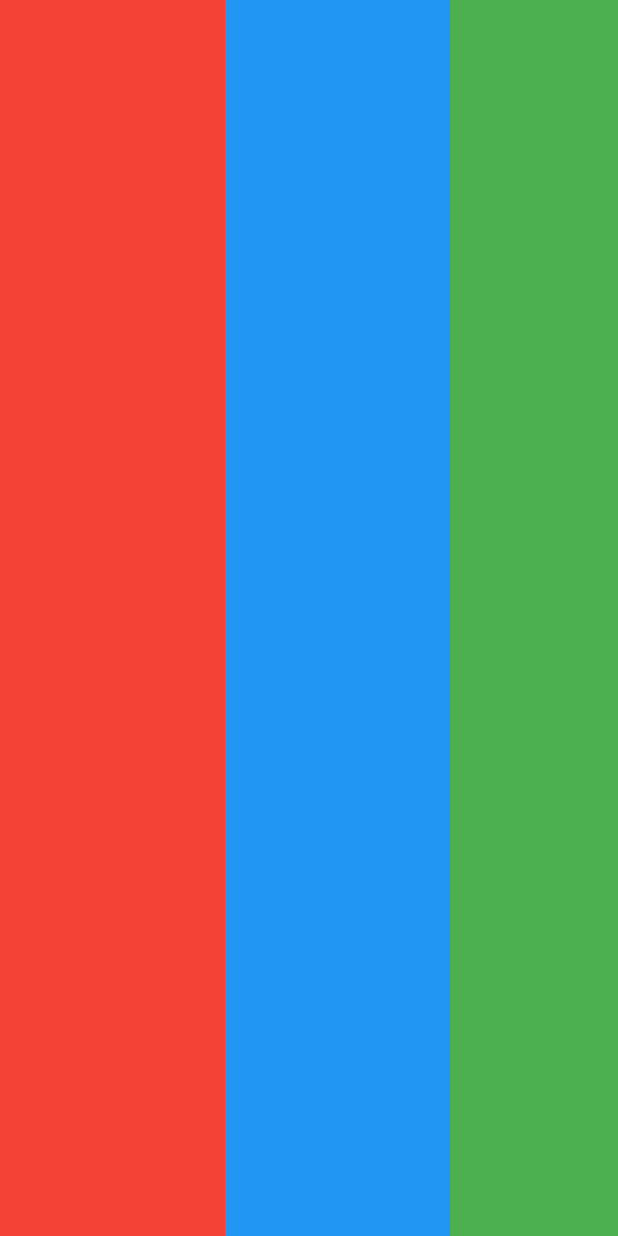
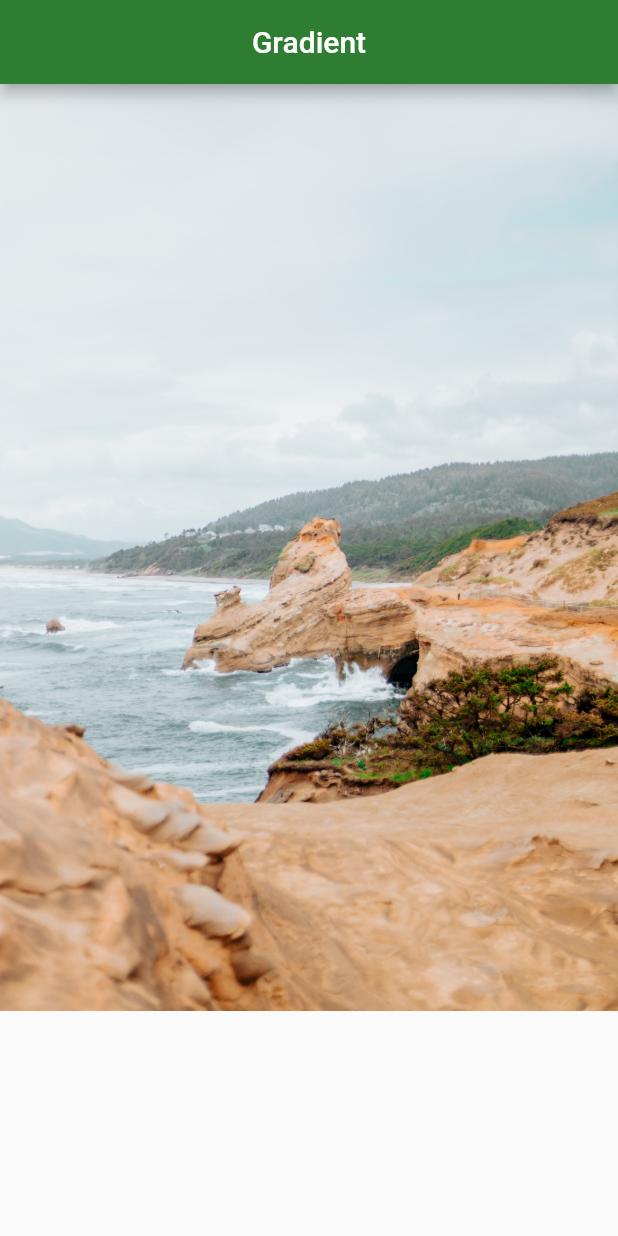
Before and after one commit to Nasibali144/widget_catalog_flutter_b17, a Flutter app: the screen it shows after launch, on a phone screen of 412 x 824 dp. Run offline on Flutter 3.47's test engine with Material 2 defaults, Android fonts, the phone set to English and light mode, and no system bars.

Commit message:
Commit 6: learn Gradient and Image

```diff
--- a/lib/main.dart
+++ b/lib/main.dart
@@ -5,6 +5,7 @@ import 'package:widget_catalog_flutter_b17/pages/challenge_four.dart';
 import 'package:widget_catalog_flutter_b17/pages/challenge_one.dart';
 import 'package:widget_catalog_flutter_b17/pages/challenge_three.dart';
 import 'package:widget_catalog_flutter_b17/pages/home_page.dart';
+import 'package:widget_catalog_flutter_b17/pages/lesson_seven.dart';
 import 'package:widget_catalog_flutter_b17/pages/lesson_three.dart';
 import 'package:widget_catalog_flutter_b17/pages/lesson_two.dart';
 
@@ -38,7 +39,7 @@ class MyApp extends StatelessWidget {
       theme: ThemeData(
         primarySwatch: Colors.blue,
       ),
-      home: ChallengeFive(),
+      home: LessonSeven(),
       routes: {
         HomePage.id: (context) => HomePage(),
         LessonTwo.id: (context) => LessonTwo(),
@@ -47,6 +48,7 @@ class MyApp extends StatelessWidget {
         ChallengeThree.id: (context) => ChallengeThree(),
         ChallengeFour.id: (context) => ChallengeFour(),
         ChallengeFive.id: (context) => ChallengeFive(),
+        LessonSeven.id: (context) => LessonSeven(),
       },
     );
   }
--- /dev/null
+++ b/lib/pages/lesson_seven.dart
@@ -0,0 +1,111 @@
+import 'dart:math';
+
+import 'package:flutter/material.dart';
+
+class LessonSeven extends StatefulWidget {
+  static const id = "/lesson_seven";
+  const LessonSeven({Key? key}) : super(key: key);
+
+  @override
+  _LessonSevenState createState() => _LessonSevenState();
+}
+
+class _LessonSevenState extends State<LessonSeven> {
+  @override
+  Widget build(BuildContext context) {
+    return Scaffold(
+      appBar: AppBar(
+        centerTitle: true,
+        title: Text("Gradient"),
+        backgroundColor: Colors.green[800],
+      ),
+      // body: Container(
+      //   decoration: BoxDecoration(
+      //     border: Border.all(color: Colors.black, width: 10),
+      //     gradient: LinearGradient(
+      //       begin: Alignment.bottomLeft,
+      //         end: Alignment.topRight,
+      //         colors: [
+      //           Colors.lightBlueAccent,
+      //           Colors.blueAccent,
+      //           Colors.indigoAccent,
+      //           Colors.purpleAccent,
+      //           Colors.pinkAccent,
+      //           Colors.redAccent
+      //         ],
+      //     )
+      //   ),
+      // ),
+      // body: Container(
+      //   decoration: BoxDecoration(
+      //     border: Border.all(color: Colors.black, width: 10),
+      //     gradient: const LinearGradient(
+      //         begin: Alignment.centerLeft,
+      //         end: Alignment.centerRight,
+      //         colors: [Colors.purple, Colors.blue],
+      //       stops: [0.25, 0.75],
+      //       tileMode: TileMode.repeated,
+      //     )
+      //   ),
+      // ),
+      // body: Container(
+      //   decoration: BoxDecoration(
+      //     border: Border.all(color: Colors.black, width: 10),
+      //     gradient: const LinearGradient(
+      //       begin: Alignment(0.5, 0.5),
+      //       end: Alignment(0.7, 0.7),
+      //       colors: [
+      //         Colors.red,
+      //         Colors.green,
+      //       ],
+      //       tileMode: TileMode.mirror,
+      //       transform: GradientRotation(pi),
+      //     )
+      //   ),
+      // ),
+
+      // body: Container(
+      //   decoration: BoxDecoration(
+      //     gradient: RadialGradient(
+      //       // center: Alignment.center,
+      //       // focal: Alignment.bottomCenter,
+      //       // radius: 0.1,
+      //       //   focalRadius: 0.5,
+      //       //   tileMode: TileMode.mirror,
+      //       stops: [0.5, 0.7],
+      //       colors: [
+      //         Colors.yellow,
+      //         Colors.blue,
+      //         // Colors.red,
+      //         // Colors.black
+      //       ]
+      //     )
+      //   ),
+      // ),
+
+      // body: Container(
+      //   decoration: const BoxDecoration(
+      //     gradient: SweepGradient(
+      //       colors: [
+      //         Colors.yellow,
+      //         Colors.black,
+      //         Colors.yellow,
+      //       ],
+      //       // center: Alignment(-1, 0),
+      //       stops: [0.25, 0.5, 0.75],
+      //       startAngle: pi / 2,
+      //       endAngle: 3 * pi / 2,
+      //       transform: GradientRotation(pi / 2),
+      //       tileMode: TileMode.mirror
+      //     )
+      //   ),
+      // ),
+      body: Image(
+        // height: ,
+        image: AssetImage("assets/images/img_background.jpg"),
+      ),
+
+      // body: Image.asset("assets/images/img_background_two.jpg"),
+    );
+  }
+}
```
Also changed, not shown: assets/images/img_background.jpg (added), 1 other file.
